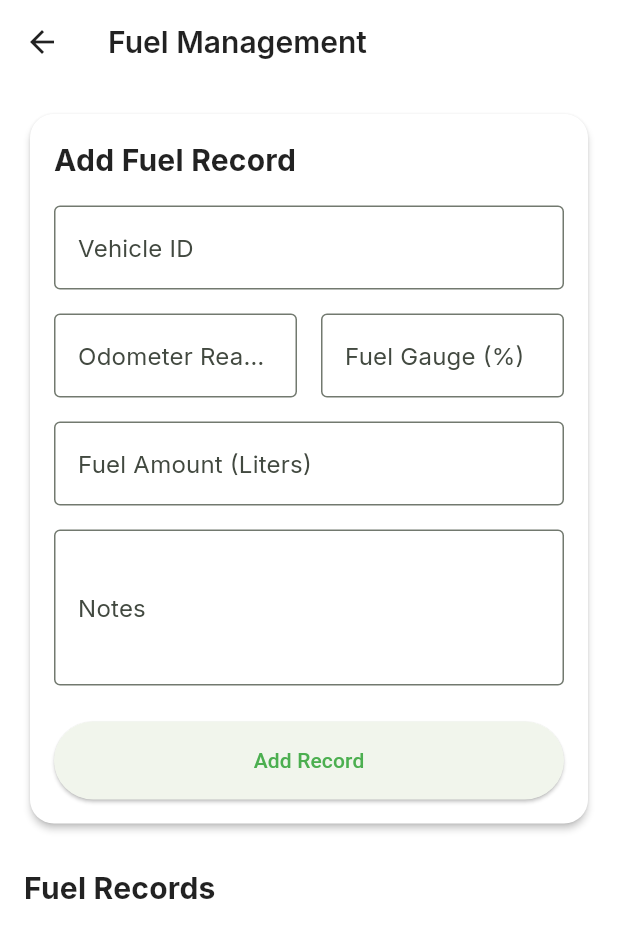
After one commit to FOOADII/Fleet-Management, a Flutter app: the FuelView screen opened directly, on a phone screen of 412 x 824 dp. The commit adds this screen. Shown: the top 938 px of the screen. Run offline on Flutter 3.47's test engine with Material 3 defaults, Android fonts, the phone set to English and light mode, and no system bars; our stand-ins replace cloud_firestore, firebase_auth, firebase_core, firebase_storage, fl_chart, geolocator and 7 more; missing offline and left inert: google_maps_flutter_android, google_maps_flutter_platform_interface; accounts and stored records are empty; statements that could not run were skipped.

Commit message:
Add Fuel Management feature with FuelController, FuelView, and FuelRecord model.

```diff
--- a/lib/features/fuel/bindings/fuel_binding.dart
+++ b/lib/features/fuel/bindings/fuel_binding.dart
@@ -1,11 +1,13 @@
 import 'package:get/get.dart';
+import '../controllers/fuel_controller.dart';
+import '../controllers/fuel_tracking_controller.dart';
 import '../services/fuel_tracking_service.dart';
-import '../controllers/fuel_tracking_controller.dart';
 
 class FuelBinding extends Bindings {
   @override
   void dependencies() {
     Get.lazyPut<FuelTrackingService>(() => FuelTrackingService());
     Get.lazyPut<FuelTrackingController>(() => FuelTrackingController());
+    Get.lazyPut<FuelController>(() => FuelController());
   }
 }
--- /dev/null
+++ b/lib/features/fuel/models/fuel_record.dart
@@ -0,0 +1,57 @@
+import 'package:cloud_firestore/cloud_firestore.dart';
+
+class FuelRecord {
+  final String id;
+  final String vehicleId;
+  final double odometerReading;
+  final double fuelGauge;
+  final double fuelAmount;
+  final String status;
+  final DateTime timestamp;
+  final String? notes;
+  final String organizationId;
+  final String createdBy;
+
+  FuelRecord({
+    required this.id,
+    required this.vehicleId,
+    required this.odometerReading,
+    required this.fuelGauge,
+    required this.fuelAmount,
+    required this.status,
+    required this.timestamp,
+    this.notes,
+    required this.organizationId,
+    required this.createdBy,
+  });
+
+  factory FuelRecord.fromFirestore(DocumentSnapshot doc) {
+    final data = doc.data() as Map<String, dynamic>;
+    return FuelRecord(
+      id: doc.id,
+      vehicleId: data['vehicleId'] ?? '',
+      odometerReading: (data['odometerReading'] ?? 0.0).toDouble(),
+      fuelGauge: (data['fuelGauge'] ?? 0.0).toDouble(),
+      fuelAmount: (data['fuelAmount'] ?? 0.0).toDouble(),
+      status: data['status'] ?? 'pending',
+      timestamp: (data['timestamp'] as Timestamp).toDate(),
+      notes: data['notes'],
+      organizationId: data['organizationId'] ?? 'ddu-fleet',
+      createdBy: data['createdBy'] ?? '',
+    );
+  }
+
+  Map<String, dynamic> toMap() {
+    return {
+      'vehicleId': vehicleId,
+      'odometerReading': odometerReading,
+      'fuelGauge': fuelGauge,
+      'fuelAmount': fuelAmount,
+      'status': status,
+      'timestamp': timestamp,
+      'notes': notes,
+      'organizationId': organizationId,
+      'createdBy': createdBy,
+    };
+  }
+}
--- /dev/null
+++ b/lib/features/fuel/views/fuel_view.dart
@@ -0,0 +1,187 @@
+import 'package:flutter/material.dart';
+import 'package:get/get.dart';
+import '../controllers/fuel_controller.dart';
+import '../models/fuel_record.dart';
+import '../../../core/theme/colors.dart';
+
+class FuelView extends GetView<FuelController> {
+  const FuelView({Key? key}) : super(key: key);
+
+  @override
+  Widget build(BuildContext context) {
+    return Scaffold(
+      appBar: AppBar(
+        title: const Text('Fuel Management'),
+        elevation: 0,
+      ),
+      body: Obx(
+        () => controller.isLoading.value
+            ? const Center(child: CircularProgressIndicator())
+            : SingleChildScrollView(
+                padding: const EdgeInsets.all(16),
+                child: Column(
+                  crossAxisAlignment: CrossAxisAlignment.start,
+                  children: [
+                    _buildAddFuelRecordForm(),
+                    const SizedBox(height: 24),
+                    _buildFuelRecordsList(),
+                  ],
+                ),
+              ),
+      ),
+    );
+  }
+
+  Widget _buildAddFuelRecordForm() {
+    final vehicleIdController = TextEditingController();
+    final odometerController = TextEditingController();
+    final fuelGaugeController = TextEditingController();
+    final fuelAmountController = TextEditingController();
+    final notesController = TextEditingController();
+
+    return Card(
+      elevation: 2,
+      child: Padding(
+        padding: const EdgeInsets.all(16),
+        child: Form(
+          child: Column(
+            crossAxisAlignment: CrossAxisAlignment.start,
+            children: [
+              const Text(
+                'Add Fuel Record',
+                style: TextStyle(
+                  fontSize: 20,
+                  fontWeight: FontWeight.bold,
+                ),
+              ),
+              const SizedBox(height: 16),
+              TextFormField(
+                controller: vehicleIdController,
+                decoration: const InputDecoration(
+                  labelText: 'Vehicle ID',
+                  border: OutlineInputBorder(),
+                ),
+              ),
+              const SizedBox(height: 16),
+              Row(
+                children: [
+                  Expanded(
+                    child: TextFormField(
+                      controller: odometerController,
+                      keyboardType: TextInputType.number,
+                      decoration: const InputDecoration(
+                        labelText: 'Odometer Reading',
+                        border: OutlineInputBorder(),
+                      ),
+                    ),
+                  ),
+                  const SizedBox(width: 16),
+                  Expanded(
+                    child: TextFormField(
+                      controller: fuelGaugeController,
+                      keyboardType: TextInputType.number,
+                      decoration: const InputDecoration(
+                        labelText: 'Fuel Gauge (%)',
+                        border: OutlineInputBorder(),
+                      ),
+                    ),
+                  ),
+                ],
+              ),
+              const SizedBox(height: 16),
+              TextFormField(
+                controller: fuelAmountController,
+                keyboardType: TextInputType.number,
+                decoration: const InputDecoration(
+                  labelText: 'Fuel Amount (Liters)',
+                  border: OutlineInputBorder(),
+                ),
+              ),
+              const SizedBox(height: 16),
+              TextFormField(
+                controller: notesController,
+                maxLines: 3,
+                decoration: const InputDecoration(
+                  labelText: 'Notes',
+                  border: OutlineInputBorder(),
+                ),
+              ),
+              const SizedBox(height: 24),
+              SizedBox(
+                width: double.infinity,
+                child: ElevatedButton(
+                  onPressed: () {
+                    controller.addFuelRecord(
+                      vehicleId: vehicleIdController.text,
+                      odometerReading:
+                          double.tryParse(odometerController.text) ?? 0,
+                      fuelGauge: double.tryParse(fuelGaugeController.text) ?? 0,
+                      fuelAmount:
+                          double.tryParse(fuelAmountController.text) ?? 0,
+                      notes: notesController.text,
+                    );
+
+                    // Clear form
+                    vehicleIdController.clear();
+                    odometerController.clear();
+                    fuelGaugeController.clear();
+                    fuelAmountController.clear();
+                    notesController.clear();
+                  },
+                  style: ElevatedButton.styleFrom(
+                    backgroundColor: AppColors.primary,
+                    padding: const EdgeInsets.symmetric(vertical: 16),
+                  ),
+                  child: const Text('Add Record'),
+                ),
+              ),
+            ],
+          ),
+        ),
+      ),
+    );
+  }
+
+  Widget _buildFuelRecordsList() {
+    return Column(
+      crossAxisAlignment: CrossAxisAlignment.start,
+      children: [
+        const Text(
+          'Fuel Records',
+          style: TextStyle(
+            fontSize: 20,
+            fontWeight: FontWeight.bold,
+          ),
+        ),
+        const SizedBox(height: 16),
+        Obx(
+          () => ListView.builder(
+            shrinkWrap: true,
+            physics: const NeverScrollableScrollPhysics(),
+            itemCount: controller.fuelRecords.length,
+            itemBuilder: (context, index) {
+              final record = controller.fuelRecords[index];
+              return Card(
+                margin: const EdgeInsets.only(bottom: 8),
+                child: ListTile(
+                  title: Text('Vehicle ID: ${record.vehicleId}'),
+                  subtitle: Text(
+                    'Odometer: ${record.odometerReading} • Fuel Gauge: ${record.fuelGauge}%\n'
+                    'Amount: ${record.fuelAmount}L • Status: ${record.status}\n'
+                    '${record.notes != null && record.notes!.isNotEmpty ? "Notes: ${record.notes}" : ""}',
+                  ),
+                  trailing: Text(
+                    record.timestamp.toString().substring(0, 10),
+                    style: TextStyle(
+                      color: Colors.grey[600],
+                    ),
+                  ),
+                ),
+              );
+            },
+          ),
+        ),
+      ],
+    );
+  }
+}
```
Also changed, not shown: lib/features/fuel/controllers/fuel_controller.dart (added, +61 -0 lines), lib/features/fuel/services/fuel_tracking_service.dart (+1 -56 lines), lib/features/fuel/views/fuel_tracking_view.dart (+56 -96 lines).
